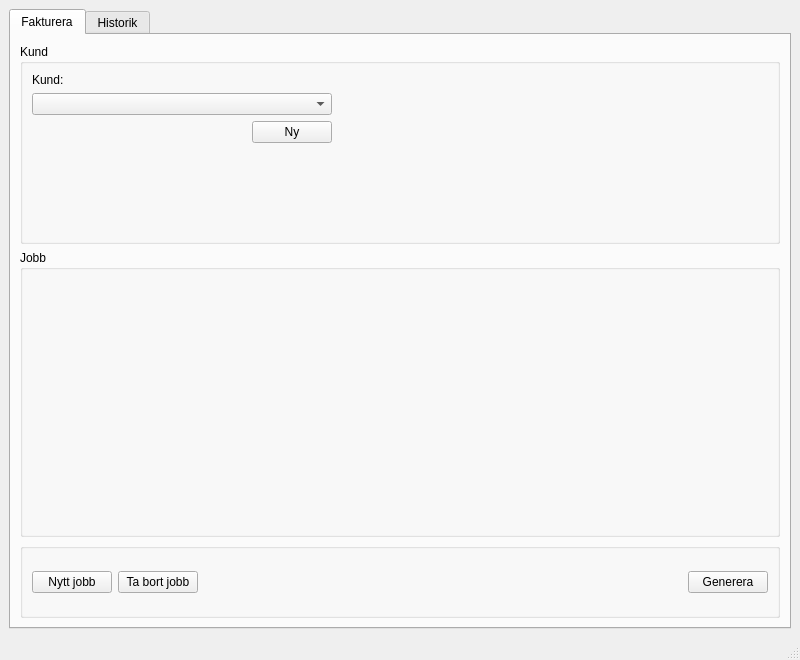
Qt form faktureramera.ui (jonasH/faktureramera) before a commit.
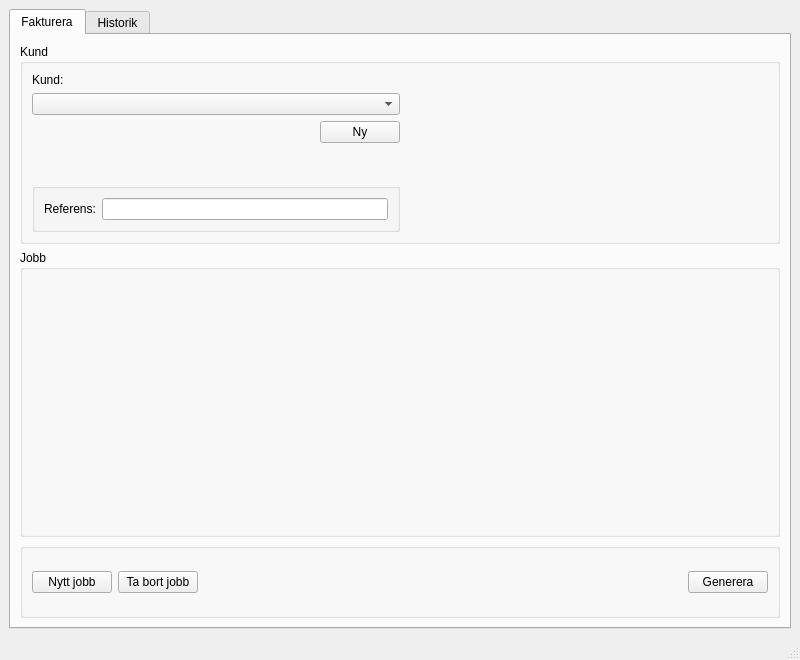
The same form after that commit.

Patch:
```diff
--- a/faktureramera.ui
+++ b/faktureramera.ui
@@ -94,6 +94,25 @@
                </property>
               </spacer>
              </item>
+             <item>
+              <widget class="QGroupBox" name="groupBox_2">
+               <property name="title">
+                <string/>
+               </property>
+               <layout class="QHBoxLayout" name="horizontalLayout_5">
+                <item>
+                 <widget class="QLabel" name="label_2">
+                  <property name="text">
+                   <string>Referens:</string>
+                  </property>
+                 </widget>
+                </item>
+                <item>
+                 <widget class="QLineEdit" name="referenceField"/>
+                </item>
+               </layout>
+              </widget>
+             </item>
             </layout>
            </item>
            <item>
```
